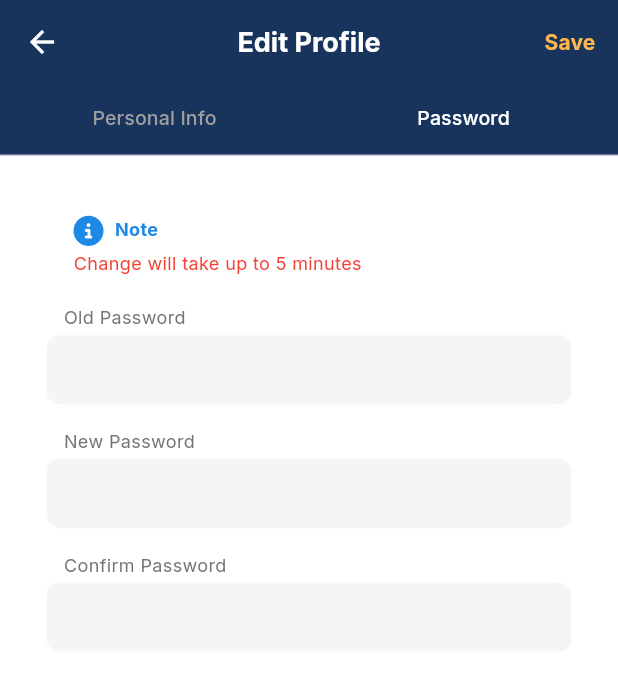
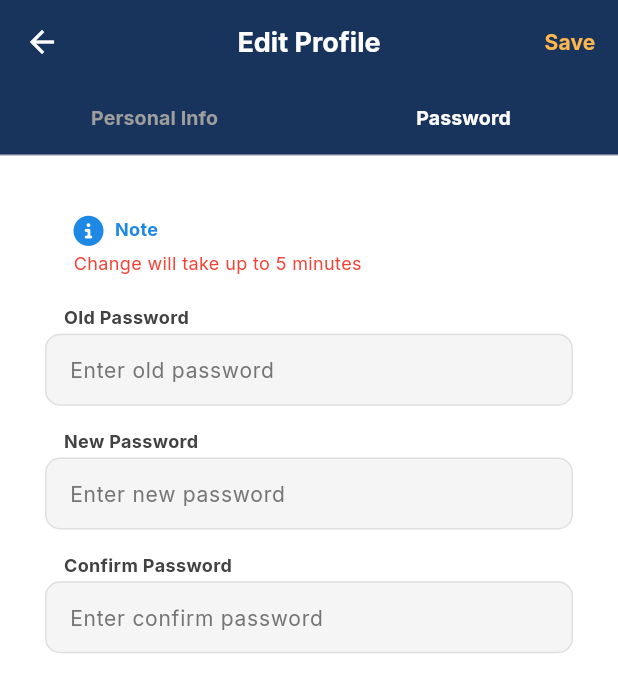
Before and after one commit to iskros03/servenow-mobile, a Flutter app: the MyProfile screen opened by its route, tab 2 chosen, on a phone screen of 412 x 824 dp. Shown: the top 692 px of the screen. Run offline on Flutter 3.47's test engine with Material 3 defaults, Android fonts, the light colour scheme and no system bars; our stand-ins replace flutter_dotenv, flutter_spinkit, font_awesome_flutter, image_picker, permission_handler, shared_preferences; accounts and stored records are empty; network calls fail.

Commit message:
clean up code

```diff
--- a/lib/main.dart
+++ b/lib/main.dart
@@ -2,6 +2,7 @@ import 'package:flutter/material.dart';
 import 'package:flutter_dotenv/flutter_dotenv.dart';
 import 'package:servenow_mobile/screens/add_service.dart';
 import 'package:servenow_mobile/screens/home.dart';
+import 'package:servenow_mobile/screens/manage_service.dart';
 import 'package:servenow_mobile/screens/my_profile.dart';
 import 'package:servenow_mobile/screens/settings.dart';
 import 'package:servenow_mobile/screens/services.dart';
@@ -22,6 +23,7 @@ Future<void> main() async {
       '/my_profile': (context) => const MyProfile(),
       '/services': (context) => const Services(),
       '/add_service': (context) => const AddService(),
+      '/manage_service': (context) => const ManageService(),
     }
   ));
 }
--- a/lib/screens/my_profile.dart
+++ b/lib/screens/my_profile.dart
@@ -287,13 +287,13 @@ class _MyProfileState extends State<MyProfile> {
             labelColor: Colors.white,
             unselectedLabelColor: Colors.grey[500],
             labelStyle: const TextStyle(
-              fontFamily: 'Inter',
-              fontSize: 13.0,
-            ),
+                fontFamily: 'Inter',
+                fontSize: 13.0,
+                fontWeight: FontWeight.bold),
             unselectedLabelStyle: const TextStyle(
-              fontSize: 13.0,
-              fontFamily: 'Inter',
-            ),
+                fontSize: 13.0,
+                fontFamily: 'Inter',
+                fontWeight: FontWeight.bold),
             tabs: const [
               Tab(text: 'Personal Info'),
               Tab(text: 'Password'),
@@ -398,13 +398,18 @@ class _MyProfileState extends State<MyProfile> {
                             ),
                           ),
                           SizedBox(height: 10),
-                          _buildTextField('First Name', firstnameController),
-                          _buildTextField('Last Name', lastnameController),
+                          _buildTextField(
+                            'First Name',
+                            firstnameController,
+                            'Enter first name',
+                          ),
+                          _buildTextField('Last Name', lastnameController,
+                              'Enter last name'),
                           Row(children: [
                             Expanded(
                                 flex: 3,
-                                child:
-                                    _buildTextField('IC Number', icController)),
+                                child: _buildTextField('IC Number',
+                                    icController, 'Enter ic number')),
                             const SizedBox(width: 15),
                             Expanded(
                               flex: 2,
@@ -417,8 +422,9 @@ class _MyProfileState extends State<MyProfile> {
                                       Text(
                                         'Birthdate',
                                         style: TextStyle(
-                                            color: Colors.grey[600],
-                                            fontSize: 12),
+                                            color: Colors.grey[800],
+                                            fontSize: 12,
+                                            fontWeight: FontWeight.bold),
                                       ),
                                     ],
                                   ),
@@ -479,9 +485,15 @@ class _MyProfileState extends State<MyProfile> {
                           _buildTextField(
                             'Email',
                             emailController,
+                            'Enter your email',
                           ),
-                          _buildTextField('Mobile', mobileController),
-                          _buildTextField('Bio', bioController, maxLines: 3),
+                          _buildTextField(
+                            'Mobile',
+                            mobileController,
+                            'Enter your mobile',
+                          ),
+                          _buildTextField('Bio', bioController, 'Enter bio',
+                              maxLines: 3),
                           SizedBox(height: 50),
                           Center(
                             child: Row(
@@ -516,9 +528,15 @@ class _MyProfileState extends State<MyProfile> {
                           ),
                           SizedBox(height: 10),
                           _buildTextField(
-                              'Address Line 1', addressLineOneController),
+                            'Address Line 1',
+                            addressLineOneController,
+                            'Enter Address Line 1',
+                          ),
                           _buildTextField(
-                              'Address Line 2', addressLineTwoController),
+                            'Address Line 2',
+                            addressLineTwoController,
+                            'Enter Address Line 2',
+                          ),
                           Row(
                             children: [
                               Expanded(
@@ -559,7 +577,10 @@ class _MyProfileState extends State<MyProfile> {
                               Expanded(
                                 flex: 2,
                                 child: _buildTextField(
-                                    'Postal Code', addressPostalCodeController),
+                                  'Postal Code',
+                                  addressPostalCodeController,
+                                  'Enter Postal Code',
+                                ),
                               )
                             ],
                           ),
@@ -643,11 +664,15 @@ class _MyProfileState extends State<MyProfile> {
                             ),
                           ),
                           _buildTextField('Old Password', oldPasswordController,
+                              'Enter old password',
                               obscureText: true),
                           _buildTextField('New Password', newPasswordController,
+                              'Enter new password',
                               obscureText: true),
                           _buildTextField(
-                              'Confirm Password', confirmPasswordController,
+                              'Confirm Password',
+                              confirmPasswordController,
+                              'Enter confirm password',
                               obscureText: true),
                         ],
                       ),
@@ -662,7 +687,8 @@ class _MyProfileState extends State<MyProfile> {
     );
   }
 
-  Widget _buildTextField(String label, TextEditingController controller,
+  Widget _buildTextField(
+      String label, TextEditingController controller, String hintText,
       {bool obscureText = false, int maxLines = 1}) {
     return Column(
       crossAxisAlignment: CrossAxisAlignment.start,
@@ -673,12 +699,16 @@ class _MyProfileState extends State<MyProfile> {
             Text(
               label,
               style: TextStyle(
-                  color: Colors.grey[600], fontFamily: 'Inter', fontSize: 12),
+                  color: Colors.grey[800],
+                  fontFamily: 'Inter',
+                  fontSize: 12,
+                  fontWeight: FontWeight.bold),
             ),
           ],
         ),
         const SizedBox(height: 2.5),
         CustomTextField(
+          labelText: hintText,
           maxLines: maxLines,
           controller: controller,
           obscureText: obscureText,
--- a/lib/services/tasker_user.dart
+++ b/lib/services/tasker_user.dart
@@ -57,7 +57,7 @@ class TaskerUser {
         'Accept': 'application/json',
       });
 
-      if (response.statusCode == 201 && response.body.isNotEmpty) {
+      if (response.statusCode == 200 && response.body.isNotEmpty) {
         final data = jsonDecode(response.body);
         return List<String>.from(data);
       } else {
--- a/lib/widgets/custom_text_field.dart
+++ b/lib/widgets/custom_text_field.dart
@@ -39,13 +39,15 @@ class CustomTextField extends StatelessWidget {
         floatingLabelBehavior: FloatingLabelBehavior.always,
         hintStyle: TextStyle(
             fontFamily: 'Inter', fontSize: 14, color: Colors.grey[600]),
-        enabledBorder: const OutlineInputBorder(
+        enabledBorder: OutlineInputBorder(
           borderRadius: BorderRadius.all(Radius.circular(10.0)),
-          borderSide: BorderSide(color: Colors.white, width: 1),
+          borderSide:
+              BorderSide(color: Colors.grey[300] ?? Colors.grey, width: 1),
         ),
-        focusedBorder: const OutlineInputBorder(
+        focusedBorder: OutlineInputBorder(
           borderRadius: BorderRadius.all(Radius.circular(10.0)),
-          borderSide: BorderSide(color: Colors.white, width: 1),
+          borderSide:
+              BorderSide(color: Colors.grey[300] ?? Colors.grey, width: 1),
         ),
         prefixText: prefixText,
         prefixStyle: TextStyle(
```
Also changed, not shown: lib/screens/add_service.dart (+21 -9 lines), lib/screens/dashboard.dart (+4 -4 lines), lib/screens/manage_service.dart (added, +20 -0 lines), lib/screens/services.dart (+29 -30 lines), lib/widgets/custom_dropdown_menu.dart (+8 -9 lines).
